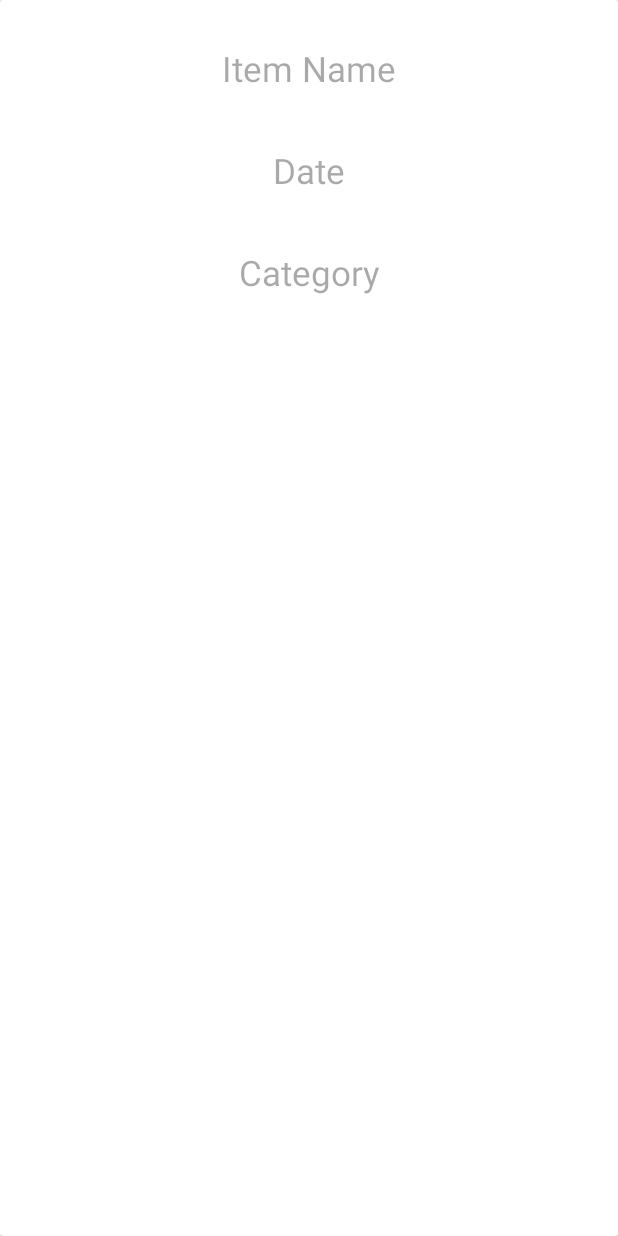
After one commit to ArtyYarty/AndroidFinal, an Android app: the layout food_item_layout.xml on its own in the app's theme, with its tools: preview values and no code run, on a phone screen of 412 x 824 dp. The commit adds this screen. Run offline under Robolectric (Android 15) with nearby library versions, the phone set to English and light mode, and no system bars.

Commit message:
Finished FoodAdapter, need to inflate recyclerview

```diff
--- /dev/null
+++ b/app/src/main/res/layout/food_item_layout.xml
@@ -0,0 +1,51 @@
+<?xml version="1.0" encoding="utf-8"?>
+<androidx.cardview.widget.CardView xmlns:android="http://schemas.android.com/apk/res/android"
+    xmlns:app="http://schemas.android.com/apk/res-auto"
+    xmlns:tools="http://schemas.android.com/tools"
+    android:layout_width="match_parent"
+    android:layout_height="match_parent">
+
+    <androidx.constraintlayout.widget.ConstraintLayout
+        android:layout_width="match_parent"
+        android:layout_height="228dp">
+
+        <TextView
+            android:id="@+id/tvItemName"
+            android:layout_width="127dp"
+            android:layout_height="60dp"
+            android:gravity="center"
+            android:hint="Item Name"
+            android:textSize="23sp"
+            app:layout_constraintBottom_toBottomOf="parent"
+            app:layout_constraintEnd_toEndOf="parent"
+            app:layout_constraintStart_toStartOf="parent"
+            app:layout_constraintTop_toTopOf="parent"
+            app:layout_constraintVertical_bias="0.095" />
+
+        <TextView
+            android:id="@+id/tvDate"
+            android:layout_width="127dp"
+            android:layout_height="60dp"
+            android:gravity="center"
+            android:hint="Date"
+            android:textSize="23sp"
+            app:layout_constraintBottom_toBottomOf="parent"
+            app:layout_constraintEnd_toEndOf="parent"
+            app:layout_constraintStart_toStartOf="parent"
+            app:layout_constraintTop_toTopOf="parent" />
+
+        <TextView
+            android:id="@+id/tvCategory"
+            android:layout_width="127dp"
+            android:layout_height="60dp"
+            android:gravity="center"
+            android:hint="Category"
+            android:textSize="23sp"
+            app:layout_constraintBottom_toBottomOf="parent"
+            app:layout_constraintEnd_toEndOf="parent"
+            app:layout_constraintStart_toStartOf="parent"
+            app:layout_constraintTop_toTopOf="parent"
+            app:layout_constraintVertical_bias="0.904" />
+
+    </androidx.constraintlayout.widget.ConstraintLayout>
+</androidx.cardview.widget.CardView>
```
Also changed, not shown: MODEL/src/main/java/co/il/katya/model/DateUtil.java (added, +202 -0 lines), MODEL/src/main/java/co/il/katya/model/User.java (added, +70 -0 lines), app/src/main/java/co/il/katya/finalproject/ACTIVITIES/SignUpActivity.java (+11 -4 lines), app/src/main/java/co/il/katya/finalproject/ADAPTERS/FoodAdapter.java (+55 -16 lines), app/src/main/res/layout/activity_signup.xml (+22 -4 lines), app/src/main/res/layout/food_layout.xml (deleted, +0 -9 lines).
